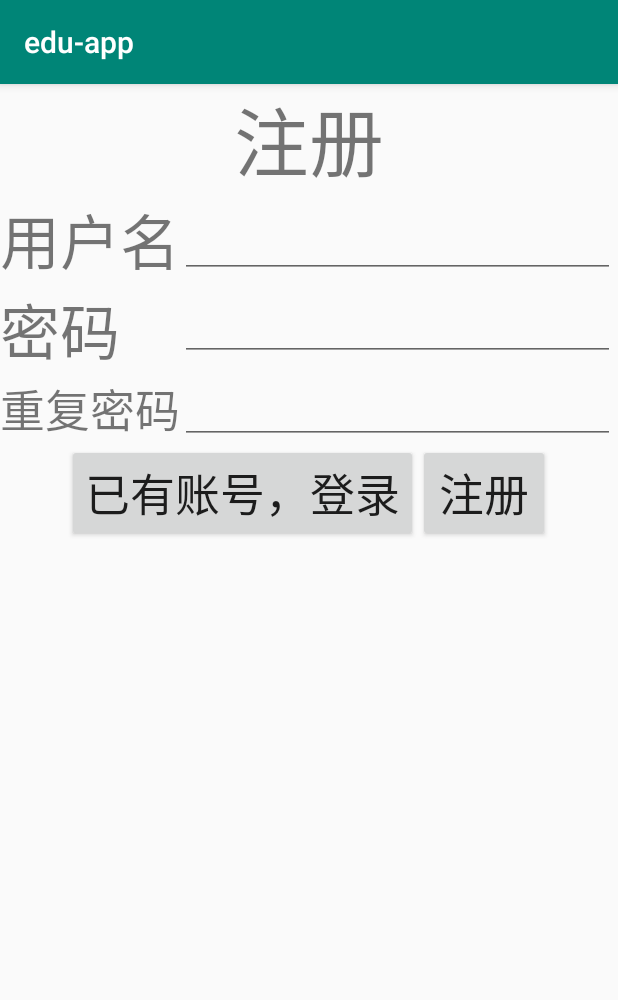
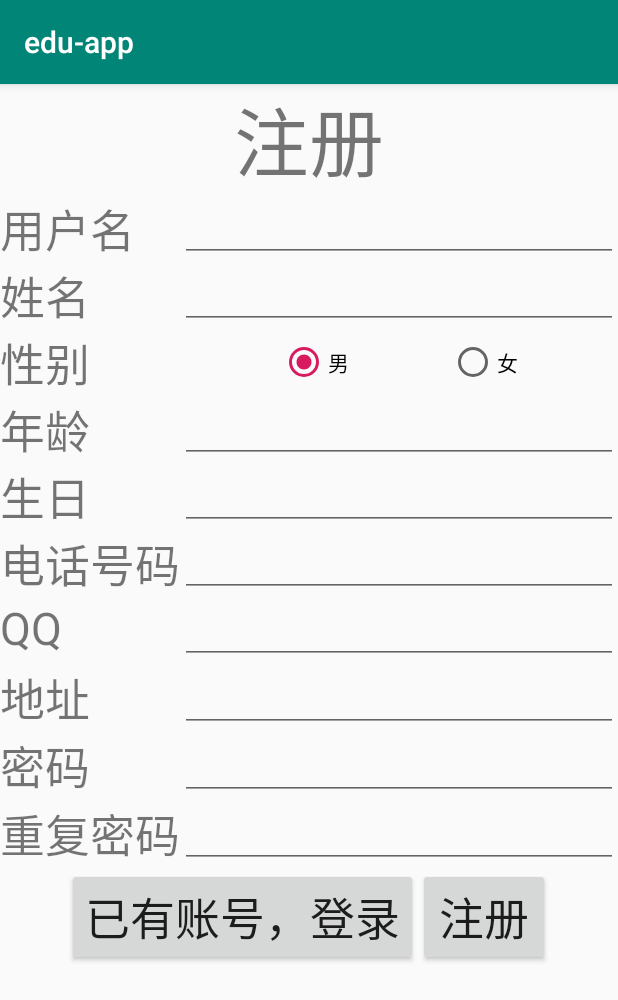
Before and after one commit to lyh-ADT/edu-app, an Android app: the LoginActivity screen opened directly, with no data from a screen before it, after a tap on "注册", on a phone screen of 412 x 824 dp. Shown: the top 1000 px of the screen. Run offline under Robolectric (Android 15) with nearby library versions, the phone set to English and light mode, and no system bars.

Commit message:
添加 注册界面需要填写的信息

```diff
--- a/app/src/main/res/layout/fragment_register.xml
+++ b/app/src/main/res/layout/fragment_register.xml
@@ -1,73 +1,207 @@
 <?xml version="1.0" encoding="utf-8"?>
-<RelativeLayout xmlns:android="http://schemas.android.com/apk/res/android"
+<ScrollView xmlns:android="http://schemas.android.com/apk/res/android"
     xmlns:app="http://schemas.android.com/apk/res-auto"
     xmlns:tools="http://schemas.android.com/tools"
     android:layout_width="match_parent"
     android:layout_height="match_parent"
     tools:context=".view.login.LoginActivity">
+<TableLayout
+    android:layout_width="match_parent"
+    android:layout_height="wrap_content">
+
+
     <TextView
-        android:id="@+id/register_title"
+        android:id="@+id/title"
         android:textSize="50sp"
-        android:layout_centerHorizontal="true"
-        android:layout_width="wrap_content"
+        android:layout_width="match_parent"
         android:layout_height="wrap_content"
+        android:gravity="center"
         android:text="@string/register_title"/>
 
+    <LinearLayout
+        android:layout_width="match_parent"
+        android:layout_height="wrap_content"
+        android:orientation="horizontal">
+        <LinearLayout
+            android:id="@+id/labels"
+            android:orientation="vertical"
+            android:layout_width="wrap_content"
+            android:layout_height="match_parent">
+
             <TextView
-        android:id="@+id/username_text"
-        android:layout_width="wrap_content"
-        android:layout_height="wrap_content"
-        android:layout_below="@id/register_title"
+                android:layout_width="match_parent"
+                android:layout_height="0dp"
+                android:layout_weight="1"
                 android:text="@string/username_text"
-        android:textSize="40sp" />
+                android:textSize="30sp" />
+
+            <TextView
+                android:layout_width="match_parent"
+                android:layout_height="0dp"
+                android:layout_weight="1"
+                android:text="@string/name"
+                android:textSize="30sp"/>
+
+            <TextView
+                android:layout_width="match_parent"
+                android:layout_height="0dp"
+                android:layout_weight="1"
+                android:text="@string/sex"
+                android:textSize="30sp"/>
+
+            <TextView
+                android:layout_width="match_parent"
+                android:layout_height="0dp"
+                android:layout_weight="1"
+                android:text="@string/age"
+                android:textSize="30sp"/>
+
+            <TextView
+                android:layout_width="match_parent"
+                android:layout_height="0dp"
+                android:layout_weight="1"
+                android:text="@string/birthday"
+                android:textSize="30sp"/>
+
+            <TextView
+                android:layout_width="match_parent"
+                android:layout_height="0dp"
+                android:layout_weight="1"
+                android:text="@string/phone_number"
+                android:textSize="30sp"/>
+
+            <TextView
+                android:layout_width="match_parent"
+                android:layout_height="0dp"
+                android:layout_weight="1"
+                android:text="@string/QQ"
+                android:textSize="30sp"/>
+
+            <TextView
+                android:layout_width="match_parent"
+                android:layout_height="0dp"
+                android:layout_weight="1"
+                android:text="@string/address"
+                android:textSize="30sp"/>
+
+            <TextView
+                android:layout_width="match_parent"
+                android:layout_height="0dp"
+                android:layout_weight="1"
+                android:text="@string/password_text"
+                android:textSize="30sp" />
+
+            <TextView
+                android:layout_width="match_parent"
+                android:layout_height="0dp"
+                android:layout_weight="1"
+                android:text="@string/repeat_password_text"
+                android:textSize="30sp" />
+        </LinearLayout>
+
+        <LinearLayout
+            android:orientation="vertical"
+            android:layout_width="match_parent"
+            android:layout_height="match_parent">
+            <EditText
+                android:id="@+id/user_id"
+                android:layout_width="match_parent"
+                android:layout_height="0dp"
+                android:layout_weight="1"
+                android:inputType="text" />
 
             <EditText
-        android:id="@+id/username_edit"
-        android:layout_width="290dp"
-        android:layout_height="55dp"
-        android:layout_below="@id/register_title"
-        android:layout_toEndOf="@id/username_text"
+                android:id="@+id/user_name"
+                android:layout_width="match_parent"
+                android:layout_height="0dp"
+                android:layout_weight="1"
                 android:inputType="text" />
 
-    <TextView
-        android:id="@+id/password_text"
+            <RadioGroup
+                android:id="@+id/user_sex"
+                android:layout_width="match_parent"
+                android:layout_height="0dp"
+                android:layout_weight="1"
+                android:orientation="horizontal">
+                <Space
+                    android:layout_width="0dp"
+                    android:layout_height="match_parent"
+                    android:layout_weight="1"/>
+                <RadioButton
+                    android:id="@+id/male"
                     android:layout_width="wrap_content"
-        android:layout_height="wrap_content"
-        android:layout_below="@id/username_text"
-        android:text="@string/password_text"
-        android:textSize="40sp" />
+                    android:layout_height="match_parent"
+                    android:text="@string/male"/>
+                <Space
+                    android:layout_width="0dp"
+                    android:layout_height="match_parent"
+                    android:layout_weight="1"/>
+                <RadioButton
+                    android:id="@+id/female"
+                    android:layout_width="wrap_content"
+                    android:layout_height="match_parent"
+                    android:text="@string/female"/>
+                <Space
+                    android:layout_width="0dp"
+                    android:layout_height="match_parent"
+                    android:layout_weight="1"/>
+            </RadioGroup>
+
+            <EditText
+                android:id="@+id/user_age"
+                android:layout_width="match_parent"
+                android:layout_height="0dp"
+                android:layout_weight="1"
+                android:inputType="number" />
+
+            <EditText
+                android:id="@+id/user_birthday"
+                android:layout_width="match_parent"
+                android:layout_height="0dp"
+                android:layout_weight="1"
+                android:inputType="date" />
+
+            <EditText
+                android:id="@+id/user_phone_number"
+                android:layout_width="match_parent"
+                android:layout_height="0dp"
+                android:layout_weight="1"
+                android:inputType="phone" />
+
+            <EditText
+                android:id="@+id/user_qq"
+                android:layout_width="match_parent"
+                android:layout_height="0dp"
+                android:layout_weight="1"
+                android:inputType="number" />
+
+            <EditText
+                android:id="@+id/user_address"
+                android:layout_width="match_parent"
+                android:layout_height="0dp"
+                android:layout_weight="1"
+                android:inputType="textPostalAddress" />
 
             <EditText
                 android:id="@+id/password_edit"
-        android:layout_width="290dp"
-        android:layout_height="55dp"
-        android:layout_below="@id/username_edit"
-        android:layout_marginStart="40dp"
-        android:layout_toEndOf="@id/password_text"
+                android:layout_width="match_parent"
+                android:layout_height="0dp"
+                android:layout_weight="1"
                 android:inputType="textPassword" />
-
-    <TextView
-        android:id="@+id/repeat_password_text"
-        android:layout_width="wrap_content"
-        android:layout_height="wrap_content"
-        android:layout_below="@id/password_text"
-        android:text="@string/repeat_password_text"
-        android:textSize="30sp" />
 
             <EditText
                 android:id="@+id/repeat_password_edit"
-        android:layout_width="290dp"
-        android:layout_height="55dp"
-        android:layout_below="@id/password_edit"
-        android:layout_marginStart="40dp"
-        android:layout_toEndOf="@id/password_text"
+                android:layout_width="match_parent"
+                android:layout_height="0dp"
+                android:layout_weight="1"
                 android:inputType="textPassword" />
+        </LinearLayout>
+    </LinearLayout>
 
     <LinearLayout
-        android:layout_below="@id/repeat_password_edit"
         android:layout_width="wrap_content"
         android:layout_height="wrap_content"
-        android:layout_centerHorizontal="true">
+        android:gravity="center">
 
         <Button
             android:id="@+id/back_to_login_btn"
@@ -84,4 +218,5 @@
             android:textSize="30sp"/>
 
     </LinearLayout>
-</RelativeLayout>
+</TableLayout>
+</ScrollView>
--- a/app/src/main/res/values/strings.xml
+++ b/app/src/main/res/values/strings.xml
@@ -50,4 +50,13 @@
     <string name="back">返回</string>
     <string name="score">分数</string>
     <string name="title">标题</string>
+    <string name="sex">性别</string>
+    <string name="name">姓名</string>
+    <string name="birthday">生日</string>
+    <string name="phone_number">电话号码</string>
+    <string name="QQ">QQ</string>
+    <string name="address">地址</string>
+    <string name="age">年龄</string>
+    <string name="male">男</string>
+    <string name="female">女</string>
 </resources>
```
Also changed, not shown: app/src/main/java/com/edu_app/controller/login/RegisterController.java (+135 -13 lines), app/src/main/java/com/edu_app/model/login/Register.java (+25 -56 lines). Lines whose indentation alone changed are shown as unchanged.
